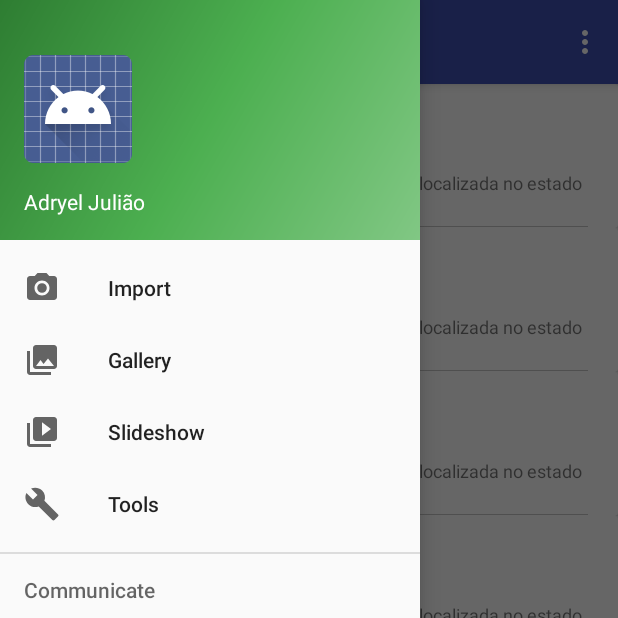
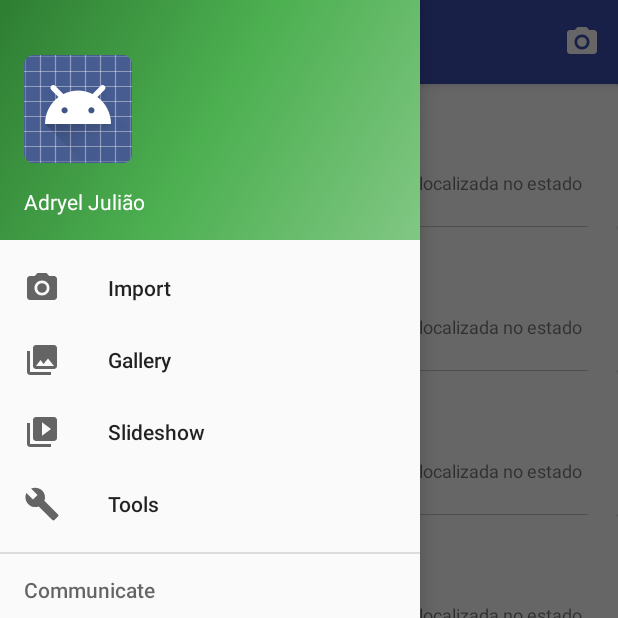
Before and after one commit to adryeljuliao/Arvore2, an Android app: the screen it shows after launch (MainActivity), with the side drawer open, on a phone screen of 412 x 824 dp, the top half of it. Run offline under Robolectric (Android 15) with nearby library versions, the phone set to English and light mode, and no system bars.

Commit message:
adição de novos layouts para test

```diff
--- a/app/build.gradle
+++ b/app/build.gradle
@@ -26,9 +26,9 @@ dependencies {
     })
     compile 'com.android.support:appcompat-v7:26.+'
     compile 'com.android.support.constraint:constraint-layout:1.0.2'
-    compile 'com.android.support:design:26+'
-    compile 'com.android.support:recyclerview-v7:26+'
-    compile 'com.android.support:cardview-v7:26+'
+    compile 'com.android.support:design:26.+'
+    compile 'com.android.support:recyclerview-v7:26.+'
+    compile 'com.android.support:cardview-v7:26.+'
     compile 'de.hdodenhof:circleimageview:2.2.0'
     compile 'jp.wasabeef:recyclerview-animators:2.2.7'
     compile 'com.google.android.gms:play-services-maps:11.0.4'
--- a/app/src/main/res/drawable/ic_menu_camera.xml
+++ b/app/src/main/res/drawable/ic_menu_camera.xml
@@ -4,9 +4,9 @@
     android:viewportHeight="24.0"
     android:viewportWidth="24.0">
     <path
-        android:fillColor="#FF000000"
+        android:fillColor="#ffffff"
         android:pathData="M12,12m-3.2,0a3.2,3.2 0,1 1,6.4 0a3.2,3.2 0,1 1,-6.4 0" />
     <path
-        android:fillColor="#FF000000"
+        android:fillColor="#ffffff"
         android:pathData="M9,2L7.17,4H4c-1.1,0 -2,0.9 -2,2v12c0,1.1 0.9,2 2,2h16c1.1,0 2,-0.9 2,-2V6c0,-1.1 -0.9,-2 -2,-2h-3.17L15,2H9zm3,15c-2.76,0 -5,-2.24 -5,-5s2.24,-5 5,-5 5,2.24 5,5 -2.24,5 -5,5z" />
 </vector>
--- a/app/src/main/res/menu/main.xml
+++ b/app/src/main/res/menu/main.xml
@@ -2,8 +2,9 @@
 <menu xmlns:android="http://schemas.android.com/apk/res/android"
     xmlns:app="http://schemas.android.com/apk/res-auto">
     <item
-        android:id="@+id/action_settings"
+        android:id="@+id/action_camera"
         android:orderInCategory="100"
-        android:title="@string/action_settings"
-        app:showAsAction="never" />
+        android:title="Camera"
+        app:showAsAction="always"
+        android:icon="@drawable/ic_menu_camera"/>
 </menu>
--- a/gradle.properties
+++ b/gradle.properties
@@ -12,7 +12,7 @@
 # This option should only be used with decoupled projects. More details, visit
 # http://www.gradle.org/docs/current/userguide/multi_project_builds.html#sec:decoupled_projects
 # org.gradle.parallel=true
-#Thu Nov 23 12:59:35 GFT 2017
+#Thu Nov 23 17:01:57 GFT 2017
 systemProp.http.proxyPort=3128
 systemProp.http.proxyUser=adryel.juliao
 systemProp.http.proxyPassword=Juliao8525?
```
Also changed, not shown: app/src/main/AndroidManifest.xml (+11 -0 lines), app/src/main/res/layout/activity_cadastro_arvore.xml (added, +12 -0 lines), app/src/main/res/layout/activity_test.xml (added, +10 -0 lines).
